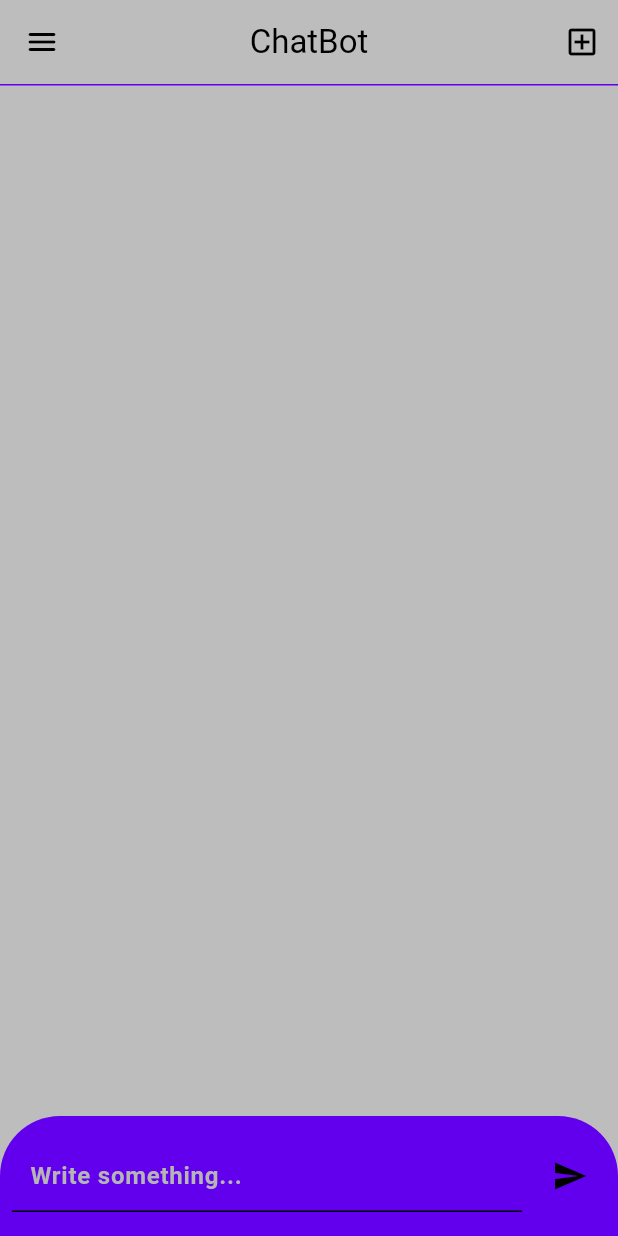
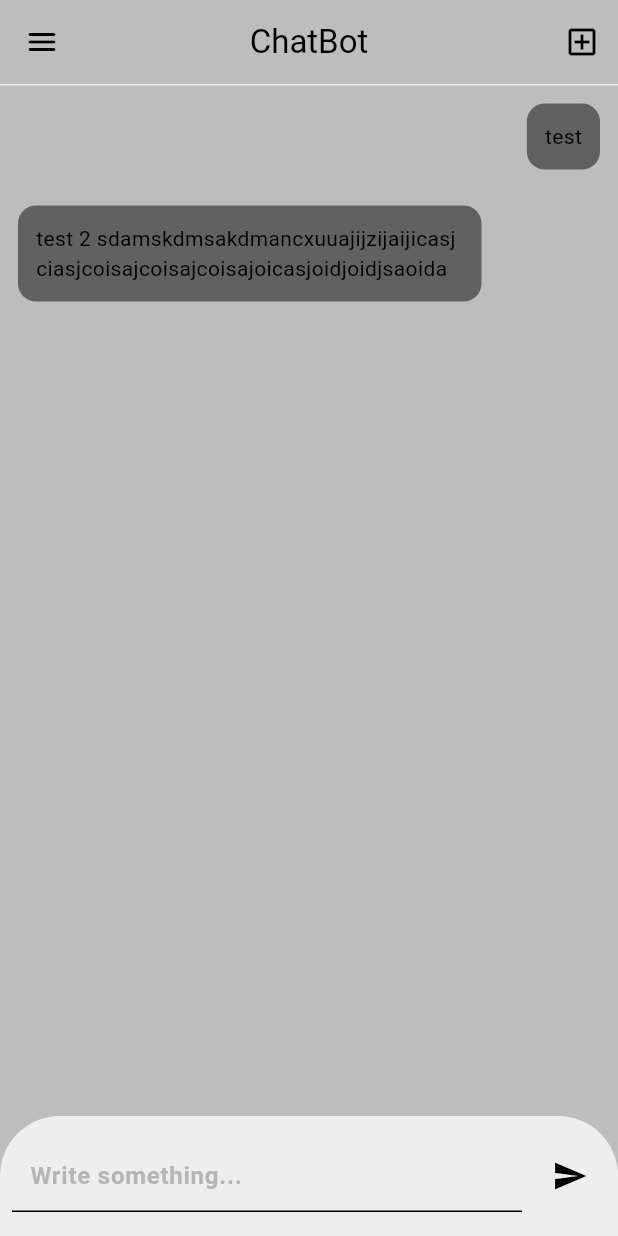
Before and after one commit to MrMatiasz13/ai_language_learning_app, a Flutter app: the screen it shows after launch, on a phone screen of 412 x 824 dp. Run offline on Flutter 3.47's test engine with Material 3 defaults, Android fonts, the phone set to English and light mode, and no system bars.

Commit message:
Added UI of messages

```diff
--- a/ai_language_learning_app/lib/config/themes/themes.dart
+++ b/ai_language_learning_app/lib/config/themes/themes.dart
@@ -4,6 +4,7 @@ ThemeData lightMode = ThemeData(
   brightness: Brightness.light,
   colorScheme: ColorScheme.light(
     surface: Colors.grey.shade400,
+    primary: Colors.grey.shade200,
   ),
 );
 
--- a/ai_language_learning_app/lib/features/chat/domain/entities/message_entity.dart
+++ b/ai_language_learning_app/lib/features/chat/domain/entities/message_entity.dart
@@ -1,11 +1,11 @@
 class MessageEntity {
   final double id;
-  final String message;
+  final String content;
   final bool isUserMessage;
 
   MessageEntity({
     required this.id,
-    required this.message,
+    required this.content,
     required this.isUserMessage,
   });
 }
--- a/ai_language_learning_app/lib/features/chat/presentation/pages/chat_page.dart
+++ b/ai_language_learning_app/lib/features/chat/presentation/pages/chat_page.dart
@@ -1,3 +1,5 @@
+import 'package:ai_language_learning_app/features/chat/domain/entities/message_entity.dart';
+import 'package:ai_language_learning_app/features/chat/presentation/widgets/message.dart';
 import 'package:flutter/material.dart';
 
 class ChatPage extends StatefulWidget {
@@ -24,6 +26,25 @@ class _ChatPageState extends State<ChatPage> {
       backgroundColor: Theme.of(context).colorScheme.surface,
       resizeToAvoidBottomInset: true,
       bottomNavigationBar: _buildBottomNavigationBar(),
+      body: Column(
+        children: [
+          Message(
+            message: MessageEntity(
+              id: 1,
+              content: 'test',
+              isUserMessage: true,
+            ),
+          ),
+          Message(
+            message: MessageEntity(
+              id: 2,
+              content:
+                  'test 2 sdamskdmsakdmancxuuajijzijaijicasjciasjcoisajcoisajcoisajoicasjoidjoidjsaoida',
+              isUserMessage: false,
+            ),
+          ),
+        ],
+      ),
     );
   }
 
--- /dev/null
+++ b/ai_language_learning_app/lib/features/chat/presentation/widgets/message.dart
@@ -0,0 +1,39 @@
+import 'package:ai_language_learning_app/features/chat/domain/entities/message_entity.dart';
+import 'package:flutter/material.dart';
+
+class Message extends StatelessWidget {
+  const Message({
+    super.key,
+    required this.message,
+  });
+
+  final MessageEntity message;
+
+  @override
+  Widget build(BuildContext context) {
+    return Padding(
+      padding: const EdgeInsets.all(12.0),
+      child: Row(
+        mainAxisAlignment: message.isUserMessage
+            ? MainAxisAlignment.end
+            : MainAxisAlignment.start,
+        children: [
+          Container(
+            constraints: BoxConstraints(
+              maxWidth: MediaQuery.of(context).size.width * 0.75,
+            ),
+            padding: EdgeInsets.all(12.0),
+            decoration: BoxDecoration(
+              color: Colors.grey.shade700,
+              borderRadius: BorderRadius.circular(12.0),
+            ),
+            child: Text(
+              message.content,
+              softWrap: true,
+            ),
+          ),
+        ],
+      ),
+    );
+  }
+}
```
